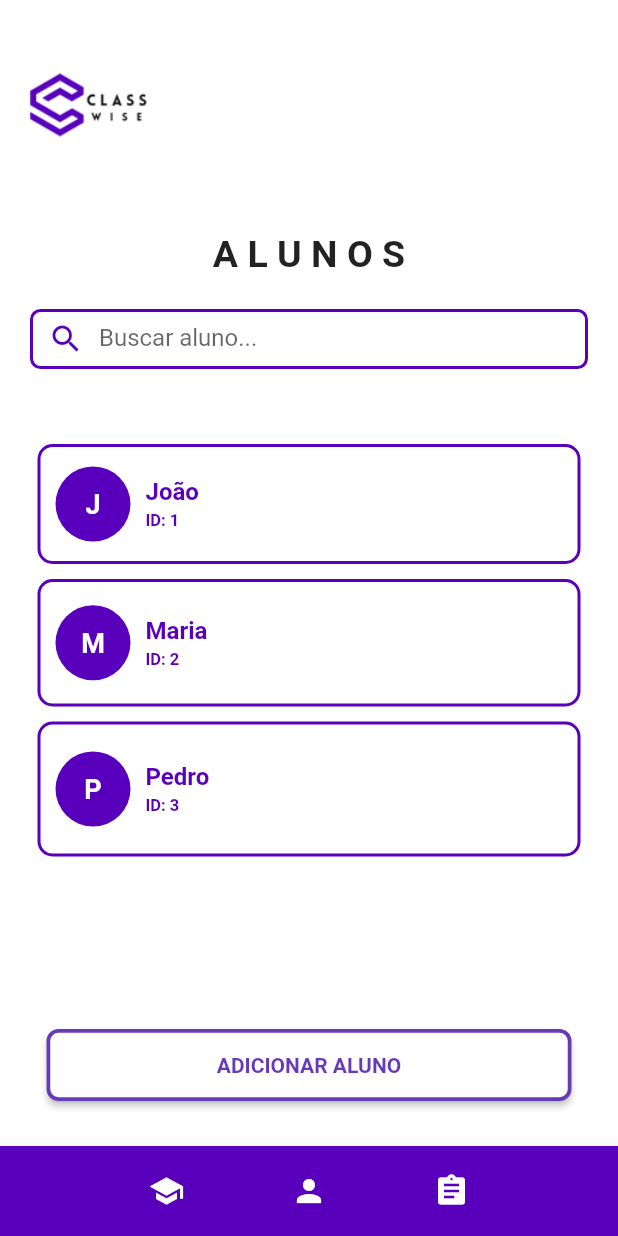
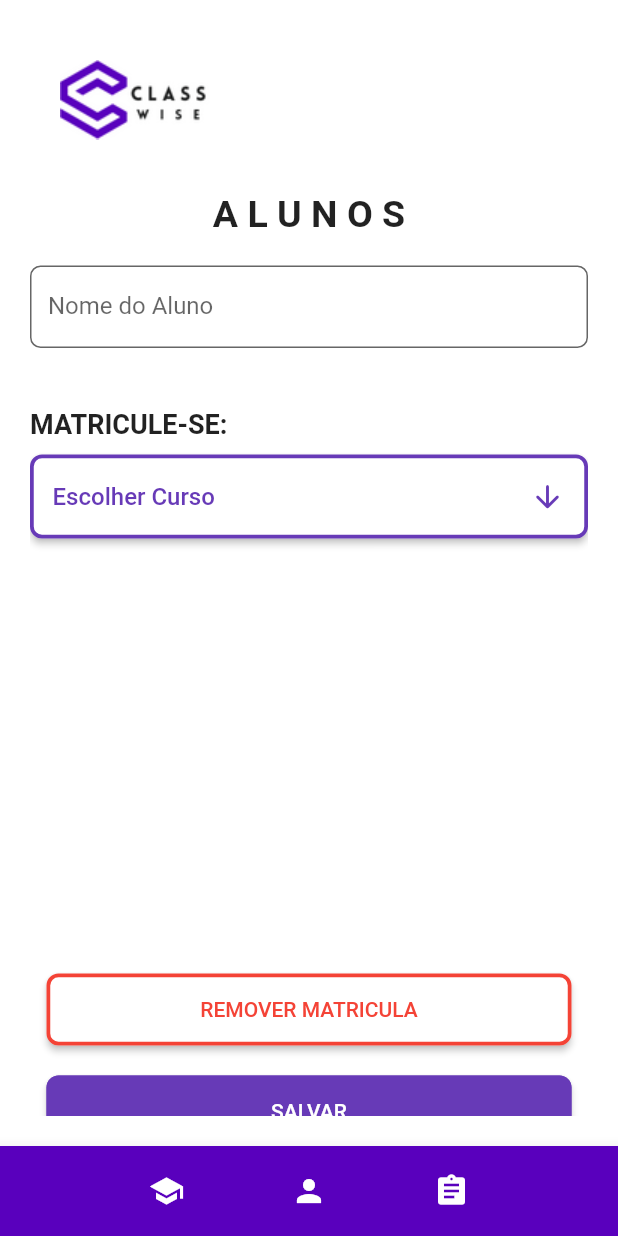
Before and after one commit to Kvcss/Programador-Mobile, a Flutter app: the AlunoPagState screen opened by its route, after a tap on "ADICIONAR ALUNO", on a phone screen of 412 x 824 dp. Run offline on Flutter 3.47's test engine with Material 2 defaults, Android fonts, the phone set to English and light mode, and no system bars; our stand-ins replace dio, flutter_modular; network calls fail.

```diff
--- a/mobile/class_wise/lib/app/modules/curso/home_module.dart
+++ b/mobile/class_wise/lib/app/modules/curso/home_module.dart
@@ -11,6 +11,7 @@ import 'package:class_wise/app/modules/curso/external/datasources/curso/add_curs
 import 'package:class_wise/app/modules/curso/external/datasources/curso/delete_curso_datasource.dart';
 import 'package:class_wise/app/modules/curso/external/datasources/curso/get_cursos_datasource_impl.dart';
 import 'package:class_wise/app/modules/curso/external/datasources/curso/update_curso_datasource.dart';
+import 'package:class_wise/app/modules/curso/presentation/aluno/add/add_aluno.dart';
 import 'package:class_wise/app/modules/curso/presentation/aluno/aluno_page.dart';
 import 'package:class_wise/app/modules/curso/presentation/curso/add/add_curso_controller.dart';
 import 'package:class_wise/app/modules/curso/presentation/curso/add/add_curso.dart';
@@ -49,6 +50,7 @@ class HomeModule extends Module {
  final List<ModularRoute> routes = [
    ChildRoute(Modular.initialRoute, child: (_, args) =>const  HomePage()),
    ChildRoute('/addCurso', child: (_, args) => AddPageCurso(cursoDto: args.data as CursoDto,)),
-   ChildRoute('/aluno', child: (_, args) =>const  AlunoPagState())
+   ChildRoute('/aluno', child: (_, args) =>const  AlunoPagState()),
+   ChildRoute('/addAluno', child: (_, args) => AddAlunoPage())
  ];
 }
--- /dev/null
+++ b/mobile/class_wise/lib/app/modules/curso/presentation/aluno/add/add_aluno.dart
@@ -0,0 +1,188 @@
+import 'package:class_wise/app/modules/widget/addcurso_button.dart';
+import 'package:class_wise/app/modules/widget/bottom_navbar.dart';
+import 'package:flutter/material.dart';
+import 'package:flutter_modular/flutter_modular.dart';
+
+class AddAlunoPage extends StatefulWidget {
+  @override
+  _AddAlunoPageState createState() => _AddAlunoPageState();
+}
+
+class _AddAlunoPageState extends State<AddAlunoPage> {
+  List<String> cursos = ['Curso A', 'Curso B', 'Curso C'];
+  String? selectedCurso;
+  TextEditingController _alunoController = TextEditingController();
+
+  @override
+  Widget build(BuildContext context) {
+    return Scaffold(
+      backgroundColor: Colors.white,
+      body: Padding(
+        padding: const EdgeInsets.all(20.0),
+        child: SingleChildScrollView(
+          child: Column(
+            crossAxisAlignment: CrossAxisAlignment.start,
+            children: <Widget>[
+              Padding(
+                padding: const EdgeInsets.all(20.0),
+                child: Image.asset('assets/images/logo.png'),
+              ),
+              const SizedBox(height: 15),
+              const Center(
+                child: Text(
+                  'A L U N O S',
+                  style: TextStyle(fontSize: 25, fontWeight: FontWeight.bold),
+                ),
+              ),
+              const SizedBox(height: 20),
+              SizedBox(
+                height: 55,
+                child: TextFormField(
+                  controller: _alunoController,
+                  decoration: InputDecoration(
+                    labelText: 'Nome do Aluno',
+                    border: OutlineInputBorder(
+                      borderRadius: BorderRadius.circular(7.0),
+                      borderSide: const BorderSide(color: Color(0xFF5900BD)),
+                    ),
+                    filled: true,
+                    fillColor: Colors.white,
+                    focusColor: const Color(0xFF5900BD),
+                  ),
+                ),
+              ),
+              const SizedBox(height: 40),
+              const Text('MATRICULE-SE:', style: TextStyle(fontSize: 18,fontWeight: FontWeight.bold),),
+              const SizedBox(height: 10),
+              ElevatedButton(
+                onPressed: () {
+                  _showCursosBottomSheet(context);
+                },
+                style: ElevatedButton.styleFrom(
+                foregroundColor: Colors.deepPurple,
+                shape: RoundedRectangleBorder(
+                      borderRadius: BorderRadius.circular(8.0),
+                      side: const BorderSide(color: Colors.deepPurple, width: 2.5),
+                      ),
+                padding: const EdgeInsets.symmetric(horizontal: 15, vertical: 16),
+                backgroundColor: Colors.white,
+               ),
+
+                child: Row(
+                mainAxisAlignment: MainAxisAlignment.spaceBetween,
+
+                  children: [
+                    Text(selectedCurso ?? 'Escolher Curso', style: TextStyle(color: Colors.deepPurple, fontSize: 16)),
+
+                    const Icon(Icons.arrow_downward_rounded)
+
+
+
+                  ],
+                ),
+              ),
+              const SizedBox(height: 290),
+              Center(
+                child: SizedBox(
+                  width: 350,
+                  child: ElevatedButton(
+                    onPressed: () {
+                      // Lógica para desvincular o aluno do curso
+                      setState(() {
+                        selectedCurso = null;
+                      });
+                    },
+                    child: const Text('REMOVER MATRICULA'),
+                    style: ElevatedButton.styleFrom(
+                          foregroundColor: Colors.red,
+                          shape: RoundedRectangleBorder(
+                  borderRadius: BorderRadius.circular(8.0),
+                  side: const BorderSide(color: Colors.red, width: 2.5),
+                          ),
+                          padding: const EdgeInsets.symmetric(horizontal: 40, vertical: 16),
+                          backgroundColor: Colors.white,
+                        ),
+                  ),
+                ),
+              ),
+              const SizedBox(height: 20),
+              Center(
+                child: SizedBox(
+                  width: 350,
+                  child: ElevatedButton(
+                    onPressed: () {
+                      // Lógica para desvincular o aluno do curso
+                      setState(() {
+                        selectedCurso = null;
+                      });
+                    },
+                    child: const Text('SALVAR'),
+                    style: ElevatedButton.styleFrom(
+                          foregroundColor: Colors.white,
+                          shape: RoundedRectangleBorder(
+                  borderRadius: BorderRadius.circular(8.0),
+                  side: const BorderSide(color: Colors.deepPurple, width: 2.5),
+                          ),
+                          padding: const EdgeInsets.symmetric(horizontal: 40, vertical: 16),
+                          backgroundColor: Colors.deepPurple,
+                        ),
+                  ),
+                ),
+              ),
+            ],
+          ),
+        ),
+      ),
+      bottomNavigationBar: CustomBottomNavigationBar(
+        onSchoolPressed: () async {
+          await Modular.to.popAndPushNamed('/');
+        },
+        onPersonPressed: () async {
+          await Modular.to.popAndPushNamed('/aluno');
+        },
+        onAssignmentPressed: () {},
+      ),
+    );
+  }
+
+  void _showCursosBottomSheet(BuildContext context) {
+    showModalBottomSheet(
+      context: context,
+      shape: const RoundedRectangleBorder(
+        borderRadius: BorderRadius.only(
+          topLeft: Radius.circular(20),
+          topRight: Radius.circular(20),
+        ),
+      ),
+      builder: (BuildContext context) {
+        return Container(
+          color: Colors.white,
+          child: Row(
+            crossAxisAlignment: CrossAxisAlignment.center,
+            children: [
+              Column(
+
+                mainAxisSize: MainAxisSize.min,
+                children: cursos
+                    .map(
+                      (curso) => ListTile(
+                        title: Text(curso,style: const TextStyle(color: Color(0xFF5900BD), fontSize: 18, fontWeight: FontWeight.bold),),
+                        onTap: () {
+                          setState(() {
+                            selectedCurso = curso;
+                          });
+                          Navigator.pop(context);
+                        },
+                      ),
+
+                    )
+                    .toList(),
+
+              ),
+            ],
+          ),
+        );
+      },
+    );
+  }
+}
--- a/mobile/class_wise/lib/app/modules/curso/presentation/aluno/aluno_page.dart
+++ b/mobile/class_wise/lib/app/modules/curso/presentation/aluno/aluno_page.dart
@@ -108,8 +108,8 @@ class AlunoPagStateState extends State<AlunoPagState> {
 
           Padding(
             padding: const EdgeInsets.only(bottom: 30.0),
-            child: AddCourseButton(text: 'ADICIONAR ALUNO',onPressed: () {
-
+            child: AddCourseButton(text: 'ADICIONAR ALUNO',onPressed: () async{
+              await Modular.to.popAndPushNamed('/addAluno');
             },),
           )
         ],
```
